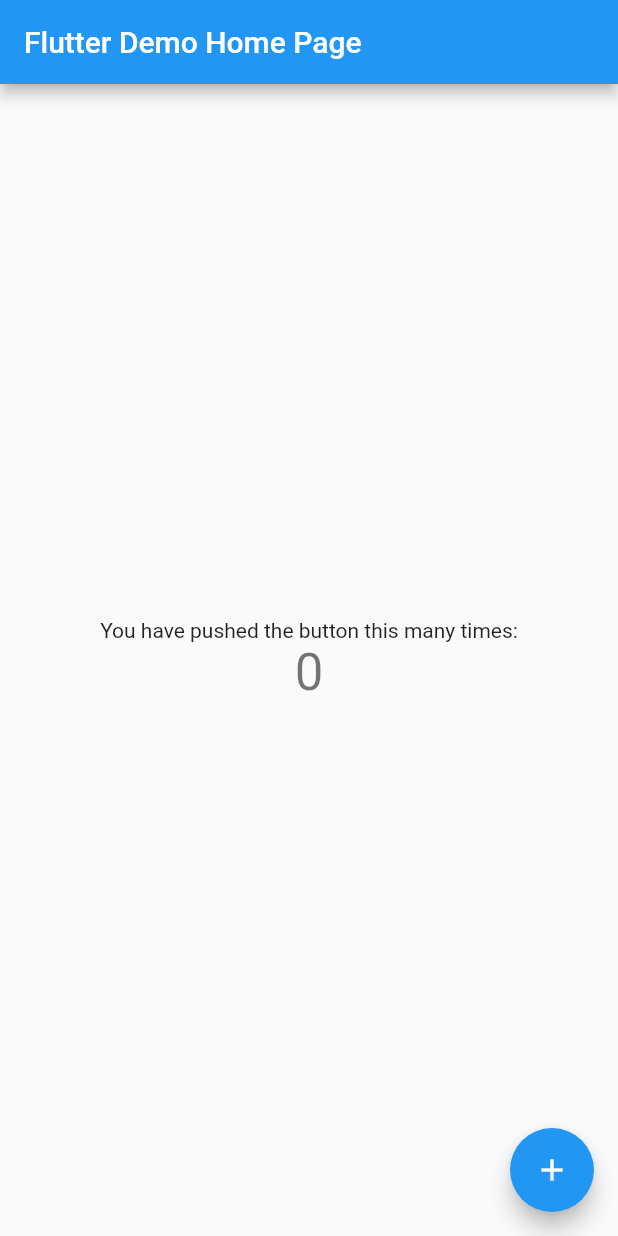
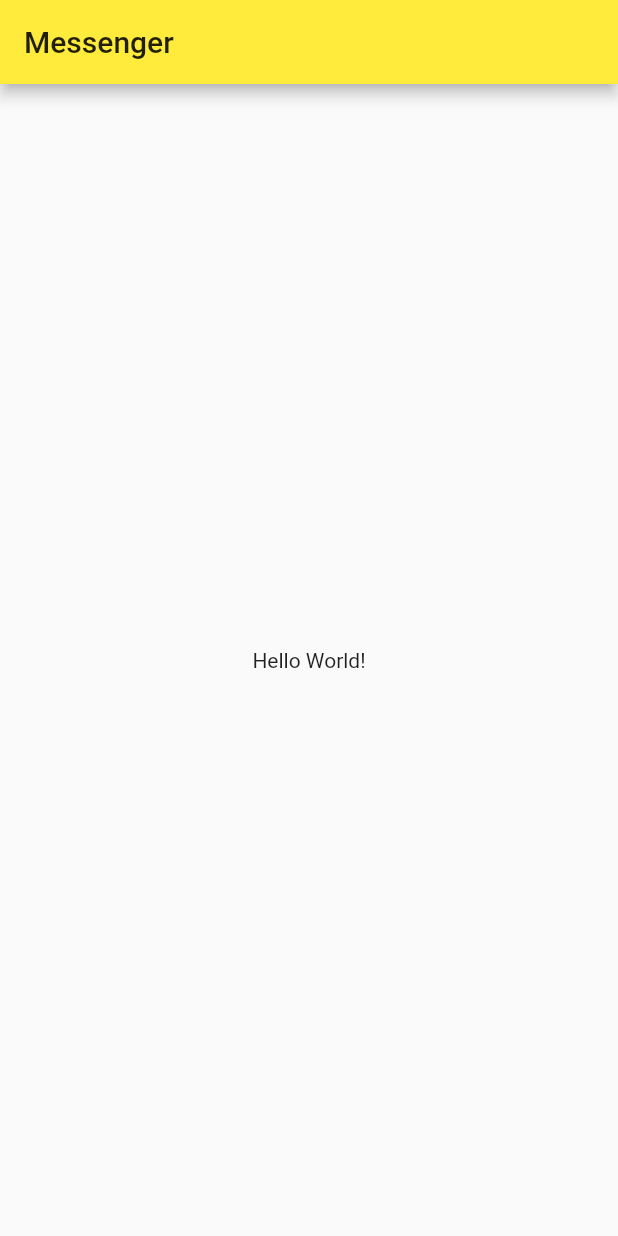
Before and after one commit to harryman2/messenger_from_the_scratch, a Flutter app: the screen it shows after launch, on a phone screen of 412 x 824 dp. Run offline on Flutter 3.47's test engine with Material 2 defaults, Android fonts, the phone set to English and light mode, and no system bars.

```diff
--- a/lib/main.dart
+++ b/lib/main.dart
@@ -1,47 +1,23 @@
 import 'package:flutter/material.dart';
 
-void main() {
-  runApp(MyApp());
-}
+void main() => runApp(MyApp());
 
 class MyApp extends StatelessWidget {
   // This widget is the root of your application.
   @override
   Widget build(BuildContext context) {
     return MaterialApp(
-      title: 'Flutter Demo',
+      title: 'Messenger',
       theme: ThemeData(
-        // This is the theme of your application.
-        //
-        // Try running your application with "flutter run". You'll see the
-        // application has a blue toolbar. Then, without quitting the app, try
-        // changing the primarySwatch below to Colors.green and then invoke
-        // "hot reload" (press "r" in the console where you ran "flutter run",
-        // or simply save your changes to "hot reload" in a Flutter IDE).
-        // Notice that the counter didn't reset back to zero; the application
-        // is not restarted.
-        primarySwatch: Colors.blue,
-        // This makes the visual density adapt to the platform that you run
-        // the app on. For desktop platforms, the controls will be smaller and
-        // closer together (more dense) than on mobile platforms.
-        visualDensity: VisualDensity.adaptivePlatformDensity,
+        primarySwatch: Colors.yellow,
       ),
-      home: MyHomePage(title: 'Flutter Demo Home Page'),
+      home: MyHomePage(title: 'Messenger'),
     );
   }
 }
 
 class MyHomePage extends StatefulWidget {
   MyHomePage({Key key, this.title}) : super(key: key);
-
-  // This widget is the home page of your application. It is stateful, meaning
-  // that it has a State object (defined below) that contains fields that affect
-  // how it looks.
-
-  // This class is the configuration for the state. It holds the values (in this
-  // case the title) provided by the parent (in this case the App widget) and
-  // used by the build method of the State. Fields in a Widget subclass are
-  // always marked "final".
 
   final String title;
 
@@ -50,68 +26,22 @@ class MyHomePage extends StatefulWidget {
 }
 
 class _MyHomePageState extends State<MyHomePage> {
-  int _counter = 0;
-
-  void _incrementCounter() {
-    setState(() {
-      // This call to setState tells the Flutter framework that something has
-      // changed in this State, which causes it to rerun the build method below
-      // so that the display can reflect the updated values. If we changed
-      // _counter without calling setState(), then the build method would not be
-      // called again, and so nothing would appear to happen.
-      _counter++;
-    });
-  }
 
   @override
   Widget build(BuildContext context) {
-    // This method is rerun every time setState is called, for instance as done
-    // by the _incrementCounter method above.
-    //
     // The Flutter framework has been optimized to make rerunning build methods
     // fast, so that you can just rebuild anything that needs updating rather
     // than having to individually change instances of widgets.
     return Scaffold(
-      appBar: AppBar(
-        // Here we take the value from the MyHomePage object that was created by
-        // the App.build method, and use it to set our appbar title.
-        title: Text(widget.title),
-      ),
-      body: Center(
-        // Center is a layout widget. It takes a single child and positions it
-        // in the middle of the parent.
-        child: Column(
-          // Column is also a layout widget. It takes a list of children and
-          // arranges them vertically. By default, it sizes itself to fit its
-          // children horizontally, and tries to be as tall as its parent.
-          //
-          // Invoke "debug painting" (press "p" in the console, choose the
-          // "Toggle Debug Paint" action from the Flutter Inspector in Android
-          // Studio, or the "Toggle Debug Paint" command in Visual Studio Code)
-          // to see the wireframe for each widget.
-          //
-          // Column has various properties to control how it sizes itself and
-          // how it positions its children. Here we use mainAxisAlignment to
-          // center the children vertically; the main axis here is the vertical
-          // axis because Columns are vertical (the cross axis would be
-          // horizontal).
-          mainAxisAlignment: MainAxisAlignment.center,
-          children: <Widget>[
-            Text(
-              'You have pushed the button this many times:',
-            ),
-            Text(
-              '$_counter',
-              style: Theme.of(context).textTheme.headline4,
-            ),
-          ],
+        appBar: AppBar(
+          // Here we take the value from the MyHomePage object that was created by
+          // the App.build method, and use it to set our appbar title.
+          title: Text(widget.title),
         ),
-      ),
-      floatingActionButton: FloatingActionButton(
-        onPressed: _incrementCounter,
-        tooltip: 'Increment',
-        child: Icon(Icons.add),
-      ), // This trailing comma makes auto-formatting nicer for build methods.
+        body: Center(
+            child:Text('Hello World!')
+        )
     );
+
   }
 }
--- a/lib/pages/ConversationPage.dart
+++ b/lib/pages/ConversationPage.dart
@@ -1,5 +1,7 @@
 import 'package:flutter/material.dart';
 import 'package:messenger_from_the_scratch/widgets/ChatAppBar.dart';
+import 'package:messenger_from_the_scratch/widgets/ChatListWidget.dart';
+import 'package:messenger_from_the_scratch/widgets/InputWidget.dart';
 
 class ConversationPage extends StatefulWidget {
   @override
@@ -16,8 +18,8 @@ class _ConversationPageState extends State<ConversationPage> {
           children: [
             Column(
               children: [
-//                ChatListWidget(),
-//                InputWidget()
+                ChatListWidget(),
+                InputWidget()
               ],
             ),
           ],
```
Also changed, not shown: lib/widgets/ChatListWidget.dart (+20 -0 lines), lib/widgets/InputWidget.dart (+60 -0 lines), 3 other files.
